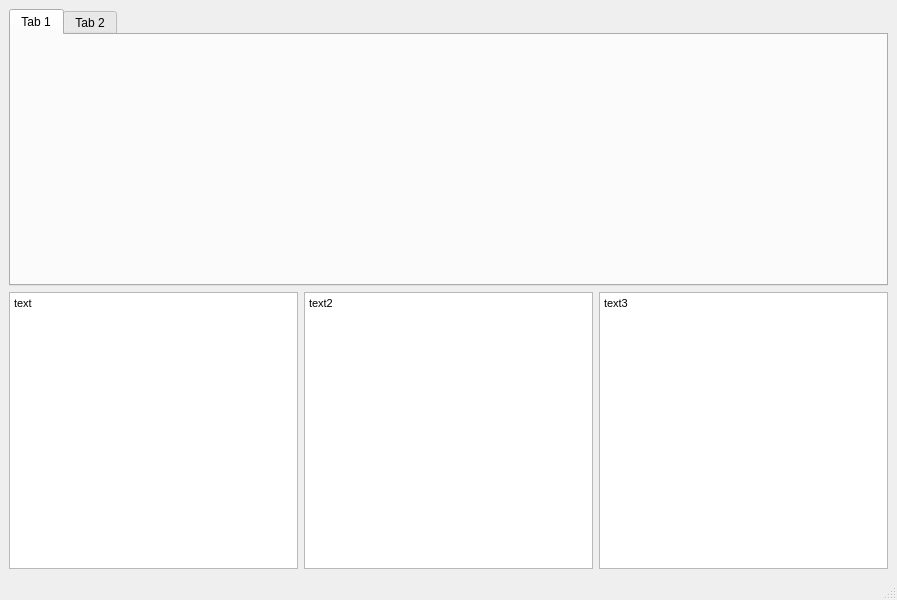
Before: the Qt Designer form orifice_project_gui.ui in derekb63/Sonic_Orifice_Sizing, drawn with Qt 5.
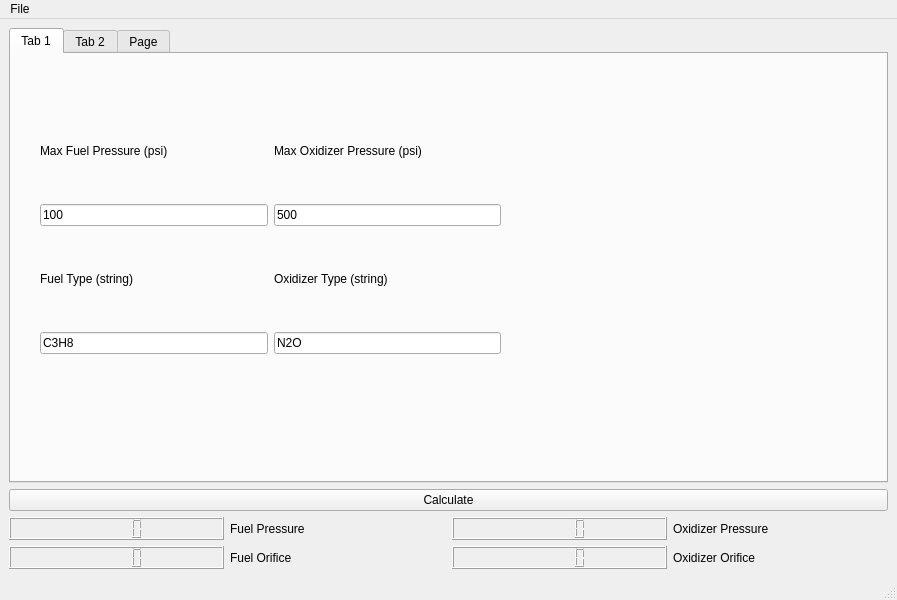
After: the same form once the commit is applied.

Commit message: determined the idea for the app was infeasible in short time frame.  forgotten factor k added to m_dot calcs for flow project.

```diff
--- a/orifice_project_gui.ui
+++ b/orifice_project_gui.ui
@@ -21,47 +21,170 @@
        <attribute name="title">
         <string>Tab 1</string>
        </attribute>
+       <widget class="QWidget" name="gridLayoutWidget">
+        <property name="geometry">
+         <rect>
+          <x>29</x>
+          <y>49</y>
+          <width>461</width>
+          <height>251</height>
+         </rect>
+        </property>
+        <layout class="QGridLayout" name="gridLayout">
+         <item row="1" column="0">
+          <widget class="QLineEdit" name="lineEdit_5">
+           <property name="text">
+            <string>100</string>
+           </property>
+          </widget>
+         </item>
+         <item row="0" column="0">
+          <widget class="QLabel" name="label">
+           <property name="text">
+            <string>Max Fuel Pressure (psi)</string>
+           </property>
+          </widget>
+         </item>
+         <item row="1" column="1">
+          <widget class="QLineEdit" name="lineEdit_7">
+           <property name="text">
+            <string>500</string>
+           </property>
+          </widget>
+         </item>
+         <item row="2" column="1">
+          <widget class="QLabel" name="label_4">
+           <property name="text">
+            <string>Oxidizer Type (string)</string>
+           </property>
+          </widget>
+         </item>
+         <item row="3" column="1">
+          <widget class="QLineEdit" name="lineEdit_8">
+           <property name="text">
+            <string>N2O</string>
+           </property>
+          </widget>
+         </item>
+         <item row="3" column="0">
+          <widget class="QLineEdit" name="lineEdit_6">
+           <property name="text">
+            <string>C3H8</string>
+           </property>
+          </widget>
+         </item>
+         <item row="0" column="1">
+          <widget class="QLabel" name="label_2">
+           <property name="text">
+            <string>Max Oxidizer Pressure (psi)</string>
+           </property>
+          </widget>
+         </item>
+         <item row="2" column="0">
+          <widget class="QLabel" name="label_3">
+           <property name="text">
+            <string>Fuel Type (string)</string>
+           </property>
+          </widget>
+         </item>
+        </layout>
+       </widget>
       </widget>
       <widget class="QWidget" name="tab_2">
        <attribute name="title">
         <string>Tab 2</string>
        </attribute>
       </widget>
-     </widget>
-    </item>
-    <item>
-     <layout class="QHBoxLayout" name="horizontalLayout">
-      <item>
-       <widget class="QTextBrowser" name="textBrowser">
-        <property name="html">
-         <string>&lt;!DOCTYPE HTML PUBLIC &quot;-//W3C//DTD HTML 4.0//EN&quot; &quot;http://www.w3.org/TR/REC-html40/strict.dtd&quot;&gt;
-&lt;html&gt;&lt;head&gt;&lt;meta name=&quot;qrichtext&quot; content=&quot;1&quot; /&gt;&lt;style type=&quot;text/css&quot;&gt;
-p, li { white-space: pre-wrap; }
-&lt;/style&gt;&lt;/head&gt;&lt;body style=&quot; font-family:'MS Shell Dlg 2'; font-size:8.25pt; font-weight:400; font-style:normal;&quot;&gt;
-&lt;p style=&quot; margin-top:0px; margin-bottom:0px; margin-left:0px; margin-right:0px; -qt-block-indent:0; text-indent:0px;&quot;&gt;text&lt;/p&gt;&lt;/body&gt;&lt;/html&gt;</string>
+      <widget class="QWidget" name="tab_3">
+       <attribute name="title">
+        <string>Page</string>
+       </attribute>
+       <widget class="QWidget" name="verticalLayoutWidget">
+        <property name="geometry">
+         <rect>
+          <x>20</x>
+          <y>10</y>
+          <width>520</width>
+          <height>392</height>
+         </rect>
         </property>
-       </widget>
-      </item>
-      <item>
-       <widget class="QTextBrowser" name="textBrowser_3">
-        <property name="html">
-         <string>&lt;!DOCTYPE HTML PUBLIC &quot;-//W3C//DTD HTML 4.0//EN&quot; &quot;http://www.w3.org/TR/REC-html40/strict.dtd&quot;&gt;
+        <layout class="QGridLayout" name="gridLayout_3">
+         <item row="1" column="0">
+          <widget class="QTextEdit" name="textEdit">
+           <property name="html">
+            <string>&lt;!DOCTYPE HTML PUBLIC &quot;-//W3C//DTD HTML 4.0//EN&quot; &quot;http://www.w3.org/TR/REC-html40/strict.dtd&quot;&gt;
 &lt;html&gt;&lt;head&gt;&lt;meta name=&quot;qrichtext&quot; content=&quot;1&quot; /&gt;&lt;style type=&quot;text/css&quot;&gt;
 p, li { white-space: pre-wrap; }
 &lt;/style&gt;&lt;/head&gt;&lt;body style=&quot; font-family:'MS Shell Dlg 2'; font-size:8.25pt; font-weight:400; font-style:normal;&quot;&gt;
-&lt;p style=&quot; margin-top:0px; margin-bottom:0px; margin-left:0px; margin-right:0px; -qt-block-indent:0; text-indent:0px;&quot;&gt;text2&lt;/p&gt;&lt;/body&gt;&lt;/html&gt;</string>
-        </property>
-       </widget>
-      </item>
-      <item>
-       <widget class="QTextBrowser" name="textBrowser_2">
-        <property name="html">
-         <string>&lt;!DOCTYPE HTML PUBLIC &quot;-//W3C//DTD HTML 4.0//EN&quot; &quot;http://www.w3.org/TR/REC-html40/strict.dtd&quot;&gt;
-&lt;html&gt;&lt;head&gt;&lt;meta name=&quot;qrichtext&quot; content=&quot;1&quot; /&gt;&lt;style type=&quot;text/css&quot;&gt;
-p, li { white-space: pre-wrap; }
-&lt;/style&gt;&lt;/head&gt;&lt;body style=&quot; font-family:'MS Shell Dlg 2'; font-size:8.25pt; font-weight:400; font-style:normal;&quot;&gt;
-&lt;p style=&quot; margin-top:0px; margin-bottom:0px; margin-left:0px; margin-right:0px; -qt-block-indent:0; text-indent:0px;&quot;&gt;text3&lt;/p&gt;
+&lt;p style=&quot; margin-top:0px; margin-bottom:0px; margin-left:0px; margin-right:0px; -qt-block-indent:0; text-indent:0px;&quot;&gt;.142&lt;/p&gt;
+&lt;p style=&quot; margin-top:0px; margin-bottom:0px; margin-left:0px; margin-right:0px; -qt-block-indent:0; text-indent:0px;&quot;&gt;.040&lt;/p&gt;
+&lt;p style=&quot; margin-top:0px; margin-bottom:0px; margin-left:0px; margin-right:0px; -qt-block-indent:0; text-indent:0px;&quot;&gt;.063&lt;/p&gt;
 &lt;p style=&quot;-qt-paragraph-type:empty; margin-top:0px; margin-bottom:0px; margin-left:0px; margin-right:0px; -qt-block-indent:0; text-indent:0px;&quot;&gt;&lt;br /&gt;&lt;/p&gt;&lt;/body&gt;&lt;/html&gt;</string>
+           </property>
+          </widget>
+         </item>
+         <item row="0" column="0">
+          <widget class="QLabel" name="label_10">
+           <property name="text">
+            <string>Orifice Sizes (in)</string>
+           </property>
+          </widget>
+         </item>
+        </layout>
+       </widget>
+      </widget>
+     </widget>
+    </item>
+    <item>
+     <widget class="QPushButton" name="pushButton">
+      <property name="text">
+       <string>Calculate</string>
+      </property>
+     </widget>
+    </item>
+    <item>
+     <layout class="QHBoxLayout" name="horizontalLayout">
+      <item>
+       <widget class="QLCDNumber" name="lcdNumber_2"/>
+      </item>
+      <item>
+       <widget class="QLabel" name="label_11">
+        <property name="text">
+         <string>Fuel Pressure</string>
+        </property>
+       </widget>
+      </item>
+      <item>
+       <widget class="QLCDNumber" name="lcdNumber"/>
+      </item>
+      <item>
+       <widget class="QLabel" name="label_12">
+        <property name="text">
+         <string>Oxidizer Pressure</string>
+        </property>
+       </widget>
+      </item>
+     </layout>
+    </item>
+    <item>
+     <layout class="QHBoxLayout" name="horizontalLayout_2">
+      <item>
+       <widget class="QLCDNumber" name="lcdNumber_4"/>
+      </item>
+      <item>
+       <widget class="QLabel" name="label_13">
+        <property name="text">
+         <string>Fuel Orifice</string>
+        </property>
+       </widget>
+      </item>
+      <item>
+       <widget class="QLCDNumber" name="lcdNumber_3"/>
+      </item>
+      <item>
+       <widget class="QLabel" name="label_14">
+        <property name="text">
+         <string>Oxidizer Orifice</string>
         </property>
        </widget>
       </item>
@@ -78,6 +201,12 @@
      <height>21</height>
     </rect>
    </property>
+   <widget class="QMenu" name="menuFile">
+    <property name="title">
+     <string>File</string>
+    </property>
+   </widget>
+   <addaction name="menuFile"/>
   </widget>
   <widget class="QStatusBar" name="statusbar"/>
  </widget>
```
Left out of the diff: 59 changed lines with no effect on the pictures. The commit also changes 4 other files.
